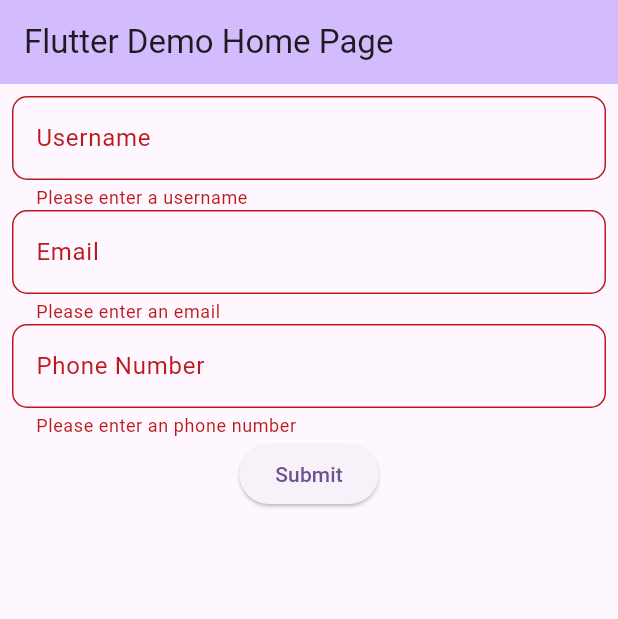
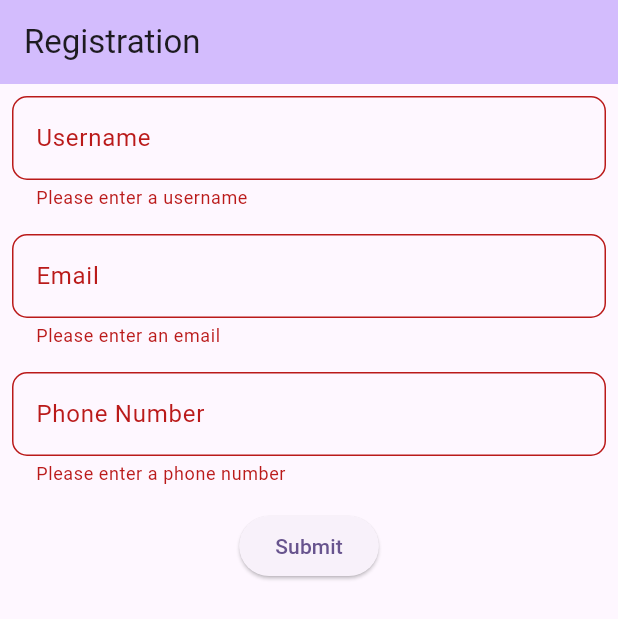
Before and after one commit to AdityaLad2004/CSITask1, a Flutter app: the MyHomePage screen opened directly, after a tap on "Submit", on a phone screen of 412 x 824 dp. Shown: the top 619 px of the screen. Run offline on Flutter 3.47's test engine with Material 2 defaults, Android fonts, the phone set to English and light mode, and no system bars.

Commit message:
first commit

```diff
--- a/lib/main.dart
+++ b/lib/main.dart
@@ -1,4 +1,5 @@
 import 'package:flutter/material.dart';
+import 'next_screen.dart';
 
 void main() {
   runApp(const MyApp());
@@ -15,7 +16,7 @@ class MyApp extends StatelessWidget {
         colorScheme: ColorScheme.fromSeed(seedColor: Colors.deepPurple),
         useMaterial3: true,
       ),
-      home: const MyHomePage(title: 'Flutter Demo Home Page'),
+      home: const MyHomePage(title: 'Registration'),
     );
   }
 }
@@ -31,10 +32,26 @@ class MyHomePage extends StatefulWidget {
 
 class _MyHomePageState extends State<MyHomePage> {
   final GlobalKey<FormState> formKey = GlobalKey<FormState>();
+
+  String? username;
+  String? email;
+  String? phoneNumber;
+
   void submit() {
-    if (formKey.currentState!.validate()) {}
+    if (formKey.currentState!.validate()) {
+      Navigator.of(context).push(
+        MaterialPageRoute(
+          builder: (context) => NEXT(
+            username: username!,
+            email: email!,
+            phoneNumber: phoneNumber!,
+          ),
+        ),
+      );
+    }
   }
 
+// nullable hotay ithech
   String? validateEmail(value) {
     if (value!.isEmpty) {
       return 'Please enter an email';
@@ -51,11 +68,11 @@ class _MyHomePageState extends State<MyHomePage> {
 
   String? validatePhone(value) {
     if (value!.isEmpty) {
-      return 'Please enter an phone number';
+      return 'Please enter a phone number';
     }
 
     if (value.length != 10) {
-      return 'Please enter a 10 digit number';
+      return 'Please enter a 10-digit number';
     }
 
     return null;
@@ -80,33 +97,61 @@ class _MyHomePageState extends State<MyHomePage> {
                   labelText: 'Username',
                   border: OutlineInputBorder(
                     borderRadius: BorderRadius.circular(10.0),
-                          )),
+                  ),
+                ),
                 validator: (value) {
                   if (value!.isEmpty) {
                     return 'Please enter a username';
                   }
-
                   return null;
-                      }),
+                },
+                onChanged: (value) {
+                  setState(() {
+                    username = value;
+                  });
+                },
+              ),
+              const SizedBox(height: 16),
               TextFormField(
                 autovalidateMode: AutovalidateMode.onUserInteraction,
                 decoration: InputDecoration(
                   labelText: 'Email',
                   border: OutlineInputBorder(
                     borderRadius: BorderRadius.circular(10.0),
-                          )),
-                      validator: validateEmail),
+                  ),
+                ),
+                validator: validateEmail,
+                onChanged: (value) {
+                  setState(() {
+                    email = value;
+                  });
+                },
+              ),
+              const SizedBox(height: 16),
               TextFormField(
                 autovalidateMode: AutovalidateMode.onUserInteraction,
                 decoration: InputDecoration(
                   labelText: 'Phone Number',
                   border: OutlineInputBorder(
                     borderRadius: BorderRadius.circular(10.0),
-                          )),
-                      validator: validatePhone),
-                  ElevatedButton(onPressed: submit, child: const Text('Submit'))
+                  ),
+                ),
+                validator: validatePhone,
+                onChanged: (value) {
+                  setState(() {
+                    phoneNumber = value;
+                  });
+                },
+              ),
+              const SizedBox(height: 16),
+              ElevatedButton(
+                onPressed: submit,
+                child: const Text('Submit'),
+              )
             ],
-              )),
-        ));
+          ),
+        ),
+      ),
+    );
   }
 }
```
Also changed, not shown: lib/next_screen.dart (added, +31 -0 lines). Lines whose indentation alone changed are shown as unchanged.
